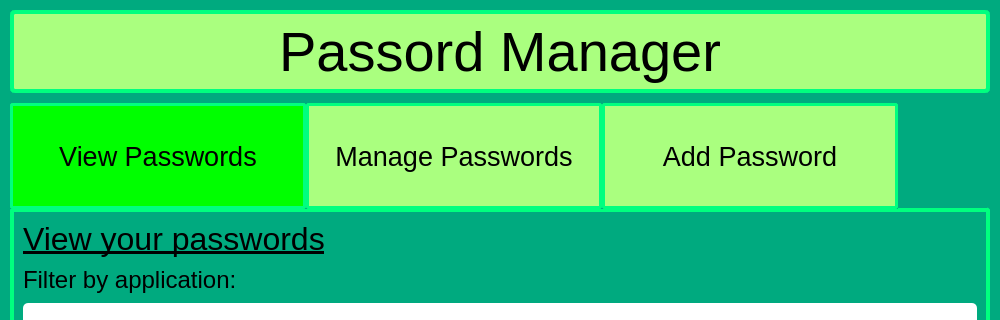
Old version of the form main_menu.ui in the repository ChristianGleitzman/Password-Manager; both pictures show x 0 to 1000 and y 0 to 320 of the 1000 by 1000 pixel window.
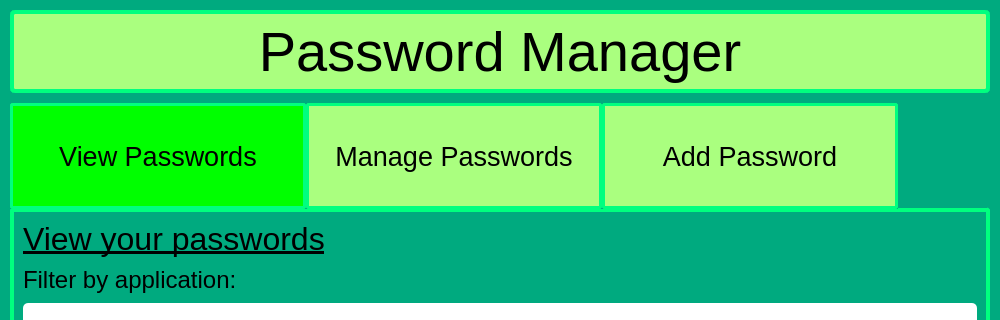
New version of the form.

The edit to the form file:
```diff
--- a/main_menu.ui
+++ b/main_menu.ui
@@ -153,7 +153,7 @@
        <string notr="true"/>
       </property>
       <property name="text">
-       <string>Passord Manager</string>
+       <string>Password Manager</string>
       </property>
       <property name="scaledContents">
        <bool>false</bool>
```
